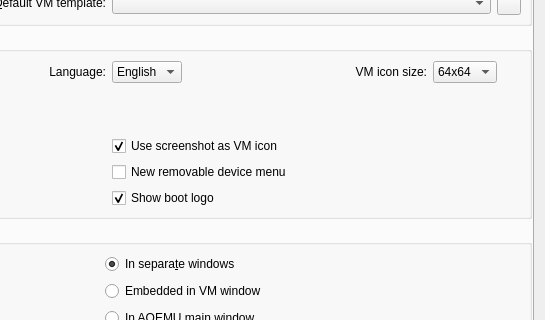
Qt form src/Advanced_Settings_Window.ui (chronic8000/aqemu) before a commit; both pictures show x 128 to 673 and y 101 to 421 of the 673 by 745 pixel window.
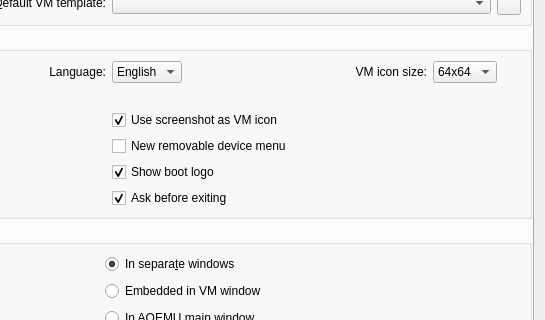
The same form after that commit. The open tabs and pages were chosen to show the change. Icons and pictures are not drawn. Custom widgets are drawn as their Qt base class.

Commit message:
feat: AQEMU 1.5.2 grouped menus and exit confirmation
Each command lives in one submenu, Exit stays last on File, and closing asks for confirmation that Preferences can turn off.

Diff of the .ui file:
```diff
--- a/src/Advanced_Settings_Window.ui
+++ b/src/Advanced_Settings_Window.ui
@@ -477,6 +477,19 @@
               </property>
              </widget>
             </item>
+            <item row="7" column="1" colspan="2">
+             <widget class="QCheckBox" name="CH_Confirm_On_Exit">
+              <property name="text">
+               <string>Ask before exiting</string>
+              </property>
+              <property name="checked">
+               <bool>true</bool>
+              </property>
+              <property name="toolTip">
+               <string>Show “Are you sure you want to exit?” when AQEMU closes. The exit dialog has the same switch.</string>
+              </property>
+             </widget>
+            </item>
             <item row="6" column="1" colspan="2">
              <widget class="QCheckBox" name="CH_Show_Boot_Logo">
               <property name="text">
```
The commit also changes 19 other files.
